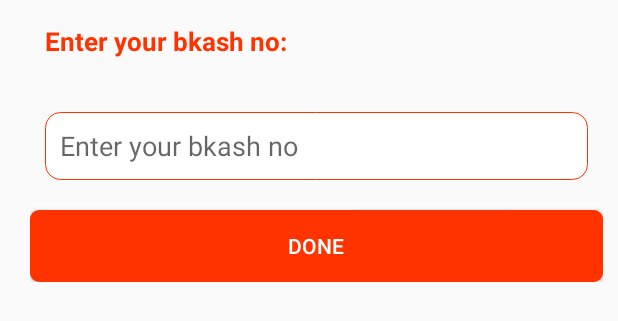
After one commit to rokkhibd/RokkhiDemoField, an Android app: the layout confirm_bkash.xml on its own in the app's theme, with its tools: preview values and no code run, on a phone screen of 412 x 824 dp. The commit adds this screen. Shown: the top 321 px of the screen. Run offline under Robolectric (Android 15) with nearby library versions, the phone set to English and light mode, and no system bars.

Commit message:
model change 7

```diff
--- /dev/null
+++ b/app/src/main/res/drawable/ic_search.xml
@@ -0,0 +1,5 @@
+<vector android:height="24dp" android:tint="#FF3300"
+    android:viewportHeight="24.0" android:viewportWidth="24.0"
+    android:width="24dp" xmlns:android="http://schemas.android.com/apk/res/android">
+    <path android:fillColor="#FF000000" android:pathData="M15.5,14h-0.79l-0.28,-0.27C15.41,12.59 16,11.11 16,9.5 16,5.91 13.09,3 9.5,3S3,5.91 3,9.5 5.91,16 9.5,16c1.61,0 3.09,-0.59 4.23,-1.57l0.27,0.28v0.79l5,4.99L20.49,19l-4.99,-5zM9.5,14C7.01,14 5,11.99 5,9.5S7.01,5 9.5,5 14,7.01 14,9.5 11.99,14 9.5,14z"/>
+</vector>
--- /dev/null
+++ b/app/src/main/res/layout/confirm_bkash.xml
@@ -0,0 +1,62 @@
+<?xml version="1.0" encoding="utf-8"?>
+
+<RelativeLayout xmlns:android="http://schemas.android.com/apk/res/android"
+    xmlns:tools="http://schemas.android.com/tools"
+    android:layout_width="match_parent"
+
+    android:layout_height="wrap_content"
+    android:layout_marginStart="20dp"
+    android:layout_marginEnd="10dp">
+
+
+    <TextView
+        android:id="@+id/selected"
+        android:layout_width="match_parent"
+        android:layout_height="wrap_content"
+        android:layout_marginTop="5dp"
+        android:layout_marginEnd="5dp"
+        android:layout_marginBottom="20sp"
+        android:textColor="@color/orange"
+        android:textSize="17sp"
+        android:text="Enter your bkash no:"
+        android:padding="10dp"
+        android:textStyle="bold" />
+
+    <EditText
+        android:id="@+id/input"
+        android:layout_width="match_parent"
+        android:layout_height="45dp"
+        android:layout_below="@+id/selected"
+        android:layout_marginStart="10dp"
+        android:layout_marginTop="5dp"
+        android:layout_marginEnd="10dp"
+        android:layout_marginBottom="10dp"
+        android:background="@drawable/round_edittext2"
+        android:hint="Enter your bkash no "
+        android:paddingStart="10dp"
+        android:paddingEnd="20dp" />
+
+
+
+
+    <Button
+        android:id="@+id/done"
+        android:layout_width="match_parent"
+        android:layout_height="wrap_content"
+        android:layout_below="@+id/input"
+        android:layout_marginTop="10dp"
+        android:background="@drawable/less_round_button"
+        android:backgroundTint="@color/orange"
+        android:text="Done"
+        android:textColor="@color/white" />
+
+    <ProgressBar
+        android:layout_width="wrap_content"
+        android:layout_height="wrap_content"
+        android:id="@+id/pro"
+        android:layout_centerInParent="true"
+        android:visibility="gone"
+        />
+
+
+</RelativeLayout>
```
Also changed, not shown: app/src/main/java/com/rokkhi/demofieldwork/Ui/ProfileFragment.java (+105 -2 lines).
